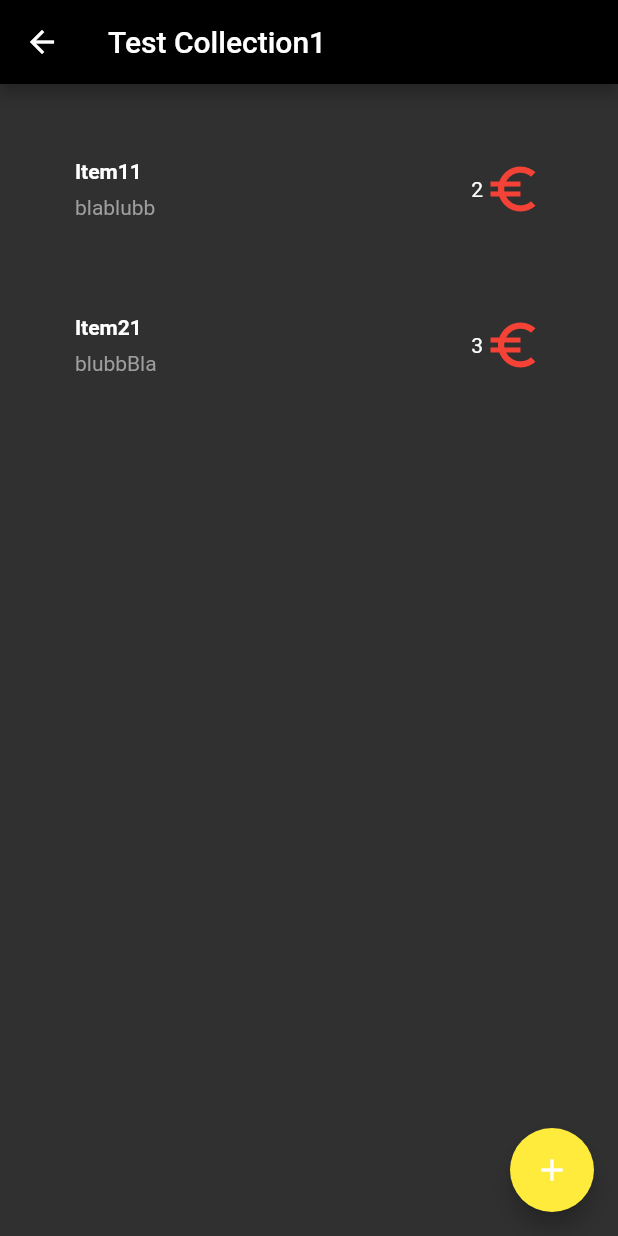
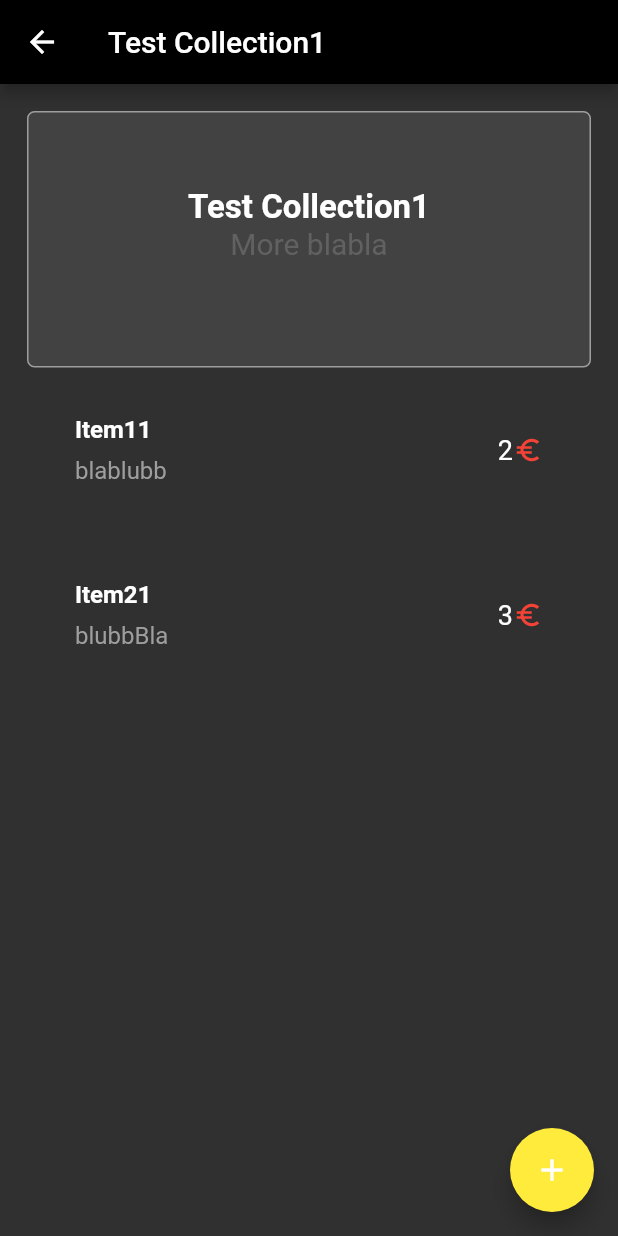
Before and after one commit to LeonardoMayo/CollectionManagementApp, a Flutter app: the screen it shows after launch, after a tap on "Test Collection1", on a phone screen of 412 x 824 dp. Run offline on Flutter 3.47's test engine with Material 2 defaults, Android fonts, the phone set to English and light mode, and no system bars.

Commit message:
Tweaked everything a little

```diff
--- a/lib/main.dart
+++ b/lib/main.dart
@@ -99,15 +99,23 @@ class _StartPageState extends State<StartPage> {
   ///full with Test Collections atm, will load safed collections from files
   ///Collection Methods
   void _loadCollectionsOnStartup() {
-    Collection collection1 = new Collection("Test Collection1", "More blabla", [
+    Collection collection1 = new Collection(
+        "Test Collection1",
+        "More blabla",
+        [
           new CollectionItem("Item11", "blablubb", 2, null),
           new CollectionItem("Item21", "blubbBla", 3, null)
-    ], "EUR");
+        ],
+        "EUR");
 
-    Collection collection2 = new Collection("Test Collection2", "More blabla", [
+    Collection collection2 = new Collection(
+        "Test Collection2",
+        "More blabla",
+        [
           new CollectionItem("Item12", "blablubb", 2, null),
           new CollectionItem("Item22", "blubbBla", 3, null)
-    ], "USD");
+        ],
+        "USD");
 
     _savedCollections.add(collection1);
     _savedCollections.add(collection2);
@@ -127,6 +135,29 @@ class _StartPageState extends State<StartPage> {
   Collection currentCollection;
 
   void _openCollection(Collection collection) {
+    Widget collectionHeader = Container(
+      padding: EdgeInsets.all(50.0),
+      decoration: BoxDecoration(
+          color: Colors.grey[800],
+          borderRadius: BorderRadius.circular(5.0),
+          border: Border.all(color: Colors.grey, style: BorderStyle.solid)),
+      child: Column(
+        children: <Widget>[
+          Container(
+            child: Text(
+              collection.name,
+              style: TextStyle(fontSize: 22.0, fontWeight: FontWeight.bold),
+            ),
+          ),
+          Text(
+            collection.description,
+            style: TextStyle(fontSize: 20.0, color: Colors.grey[700]),
+          ),
+          spaceDivider()
+        ],
+      ),
+    );
+
     currentCollection = collection;
     Navigator.of(context).push(
       new MaterialPageRoute<void>(
@@ -136,23 +167,17 @@ class _StartPageState extends State<StartPage> {
             appBar: new AppBar(
               title: Text(collection.name),
             ),
-            body:
-//            new ListView(
-//              children:[
-//                new TextField(
-//                  enabled: false,
-//                  controller: new TextEditingController(text: collection.description),
-//                ),
-//                new Divider(),
-                new ListView.builder(
+            body: new ListView.builder(
                 padding: const EdgeInsets.all(18.0),
-                    itemCount: collection.savedItems.length,
+                itemCount: collection.savedItems.length + 1,
                 itemBuilder: (context, i) {
-                      if (i < collection.savedItems.length) {
+                  if (i == 0) {
+                    return collectionHeader;
+                  } else {
                     return new GestureDetector(
-                            onTap: () {},
+                        onTap: () {_openItem(collection.savedItems[i - 1]);},
                         onLongPress: () {
-                              confirmToDeleteItem(collection.savedItems[i]);
+                          confirmToDeleteItem(collection.savedItems[i - 1]);
                         },
                         child: new Container(
                           padding: const EdgeInsets.all(32.0),
@@ -160,31 +185,34 @@ class _StartPageState extends State<StartPage> {
                             children: [
                               Expanded(
                                 child: Column(
-                                      crossAxisAlignment:
-                                          CrossAxisAlignment.start,
+                                  crossAxisAlignment: CrossAxisAlignment.start,
                                   children: [
                                     Container(
-                                          padding: const EdgeInsets.only(
-                                              bottom: 8.0),
+                                      padding:
+                                      const EdgeInsets.only(bottom: 8.0),
                                       child: Text(
-                                            collection.savedItems[i].name,
+                                        collection.savedItems[i - 1].name,
                                         style: TextStyle(
                                           fontWeight: FontWeight.bold,
+                                          fontSize: 16.0,
                                         ),
                                       ),
                                     ),
                                     Text(
-                                          collection.savedItems[i].description,
+                                      collection.savedItems[i - 1].description,
                                       style: TextStyle(
                                         color: Colors.grey[500],
+                                        fontSize: 16.0,
                                       ),
                                     ),
                                   ],
                                 ),
                               ),
-                                  Text(collection.savedItems[i].value
-                                      .toString()),
-                                  valueWidgetIcon(),
+                              Text(
+                                collection.savedItems[i - 1].value.toString(),
+                                style: TextStyle(fontSize: 18.0),
+                              ),
+                              valueWidgetIcon(20.0),
                             ],
                           ),
                         ));
@@ -226,7 +254,7 @@ class _StartPageState extends State<StartPage> {
     } else {
       return new Center(
           child: Text(
-              "You don't have any collections yet! Tap the '+' below to create one!"));
+              "You don't have any collections yet! \nTap the '+' below to create one!"));
     }
   }
 
@@ -363,6 +391,8 @@ class _StartPageState extends State<StartPage> {
   final newItemNameCntrl = TextEditingController();
   final newItemDescCntrl = TextEditingController();
   final newItemValueCntrl = TextEditingController();
+  final newItemCountCntrl = TextEditingController();
+  final newItemPhotoCntrl = TextEditingController();
 
   ///Methods for displaying the Making of a new Item
   void _newItem() {
@@ -487,7 +517,7 @@ class _StartPageState extends State<StartPage> {
                       style: BorderStyle.solid,
                     )),
                 child: TextField(
-                  controller: newItemNameCntrl,
+                  controller: newItemDescCntrl,
                   decoration: InputDecoration(
                     border: InputBorder.none,
                     hintText: text,
@@ -519,7 +549,7 @@ class _StartPageState extends State<StartPage> {
                       style: BorderStyle.solid,
                     )),
                 child: TextField(
-                  controller: newItemNameCntrl,
+                  controller: newItemValueCntrl,
                   decoration: InputDecoration(
                     border: InputBorder.none,
                     hintText: hinttext,
@@ -534,23 +564,30 @@ class _StartPageState extends State<StartPage> {
           mainAxisAlignment: MainAxisAlignment.center,
           children: [
             Container(
-              padding: EdgeInsets.all(10.0),
-              child: valueWidgetIcon()
-            ),
+                padding: EdgeInsets.all(10.0), child: valueWidgetIcon(40.0)),
           ],
         ),
       ],
     );
   }
 
-  Widget valueWidgetIcon(){
-    if (currentCollection.currency.contains("EUR")){
+  Widget valueWidgetIcon(double size) {
+    if (currentCollection.currency.contains("EUR")) {
       return Container(
-        child: Icon(Icons.euro_symbol, color: Colors.red, size: 40.0,),
+        child: Icon(
+          Icons.euro_symbol,
+          color: Colors.red,
+          size: size,
+        ),
       );
     } else {
       return Container(
-          child: Icon(Icons.attach_money, color: Colors.red, size: 40.0,),);
+        child: Icon(
+          Icons.attach_money,
+          color: Colors.red,
+          size: size,
+        ),
+      );
     }
   }
 
@@ -572,7 +609,7 @@ class _StartPageState extends State<StartPage> {
                       style: BorderStyle.solid,
                     )),
                 child: TextField(
-                  controller: newItemNameCntrl,
+                  controller: newItemCountCntrl,
                   decoration: InputDecoration(
                     border: InputBorder.none,
                     hintText: hinttext,
@@ -614,7 +651,8 @@ class _StartPageState extends State<StartPage> {
         Expanded(
           child: Column(children: <Widget>[
             Container(
-              padding: EdgeInsets.all(20.0),
+              padding: EdgeInsets.only(
+                  left: 100.0, top: 20.0, right: 100.0, bottom: 20.0),
               decoration: BoxDecoration(
                 borderRadius: BorderRadius.all(new Radius.circular(18.0)),
                 border: Border.all(
@@ -622,7 +660,10 @@ class _StartPageState extends State<StartPage> {
                   style: BorderStyle.solid,
                 ),
               ),
-              child: Text("placeholder"),
+              child: Text(
+                "Item picture",
+                textAlign: TextAlign.center,
+              ),
             ),
           ]),
         ),
@@ -667,6 +708,23 @@ class _StartPageState extends State<StartPage> {
 
   openCameraActivity() {
     print("camera");
+  }
+
+  ///Methods for Item Details screen
+  void _openItem(CollectionItem item) {
+
+    Widget body = Container();
+    Navigator.of(context).push(
+        new MaterialPageRoute<void>(
+            builder: (BuildContext context) {
+              return new Scaffold(
+                // Add 6 lines from here...
+                appBar: new AppBar(
+                  title: Text(item.name),
+                ),
+                body: spaceDivider(),
+              );
+            }));
   }
 
   ///Persistence Methods
```
Lines whose indentation alone changed are shown as unchanged.
